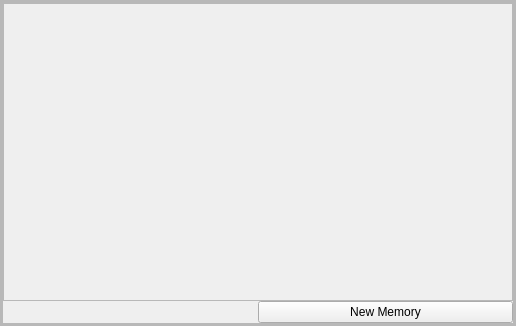
Above: mqt/MqtLogger/RigMemoryFrame.ui from zsteva/backup-minos2 before the change. Below: the same form after it.
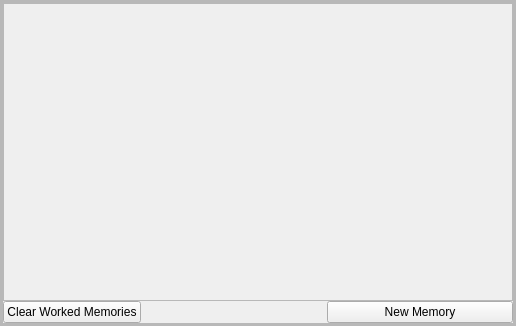
That is the form after the change.

Commit message: Implement flush worked memories

```diff
--- a/mqt/MqtLogger/RigMemoryFrame.ui
+++ b/mqt/MqtLogger/RigMemoryFrame.ui
@@ -111,6 +111,13 @@
           </item>
           <item>
            <layout class="QHBoxLayout" name="horizontalLayout">
+            <item>
+             <widget class="QPushButton" name="flushMemoriesButton">
+              <property name="text">
+               <string>Clear Worked Memories</string>
+              </property>
+             </widget>
+            </item>
             <item>
              <spacer name="horizontalSpacer">
               <property name="orientation">
```
The commit also changes 19 other files.
